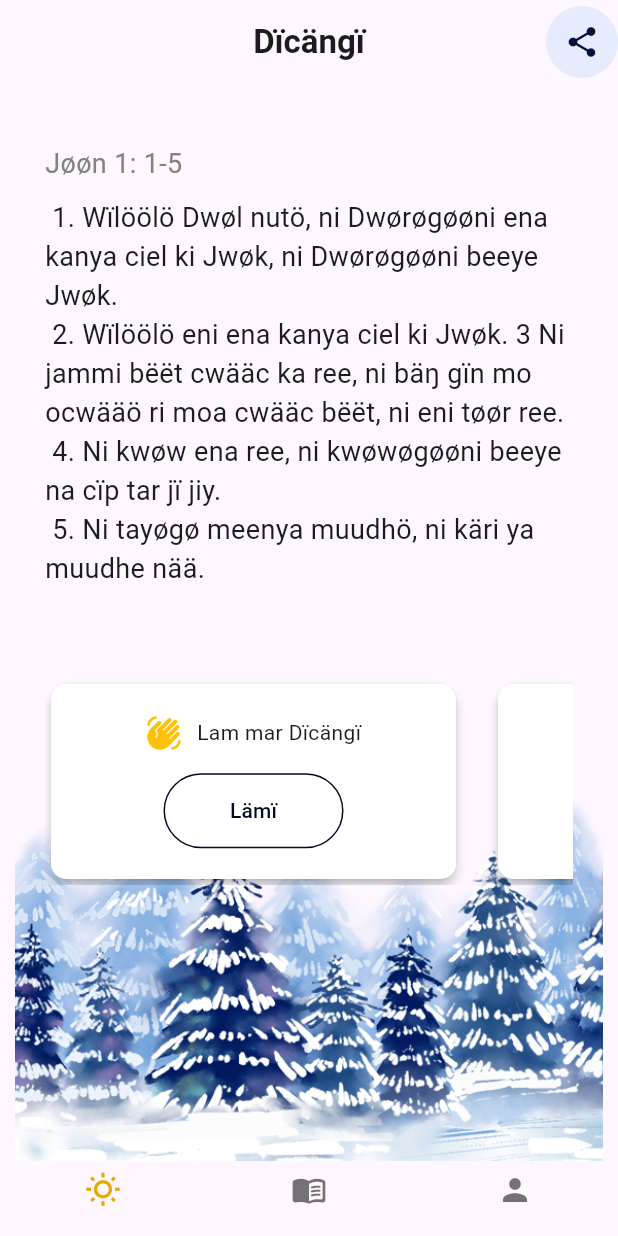
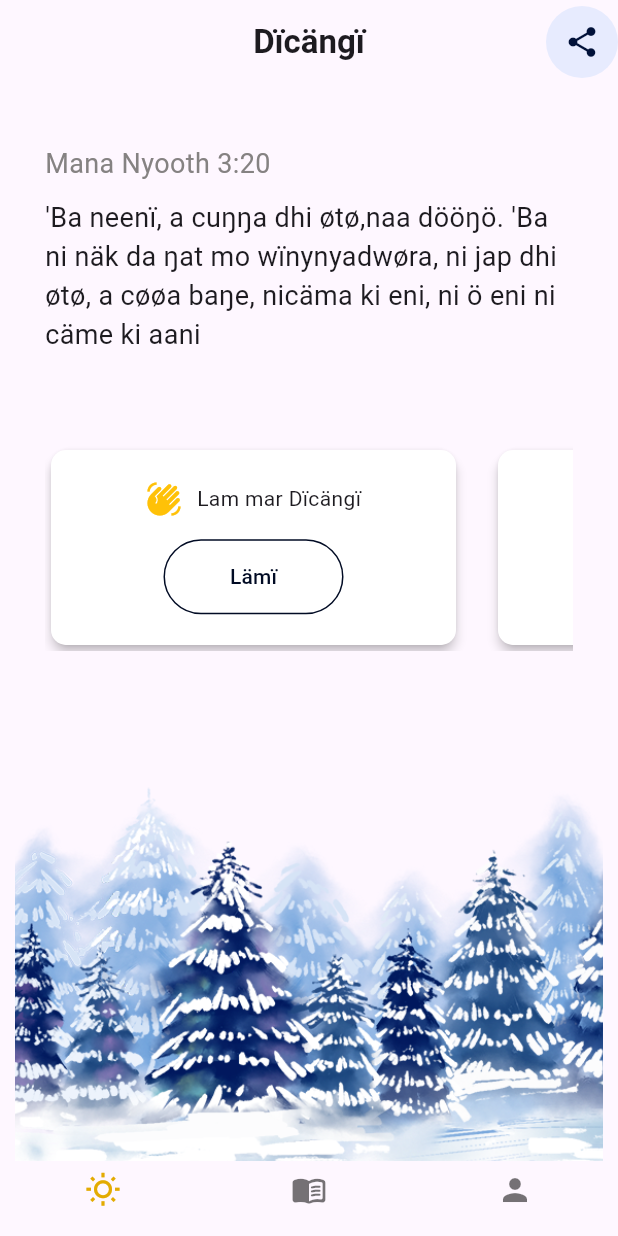
Before and after one commit to oriemiobang/dha_anywaa_bible, a Flutter app: the screen it shows after launch, after a tap on the "share" icon, on a phone screen of 412 x 824 dp. Run offline on Flutter 3.47's test engine with Material 3 defaults, Android fonts, the phone set to English and light mode, and no system bars; our stand-ins replace share_plus, shared_preferences, sqflite; missing offline and left inert: dart:ffi, workmanager; accounts and stored records are empty; statements that could not run were skipped.

Commit message:
daily text index

```diff
--- a/lib/HomePage.dart
+++ b/lib/HomePage.dart
@@ -12,6 +12,7 @@ import 'dart:ui';
 // import 'package:share/share.dart';
 
 import 'package:flutter/rendering.dart';
+import 'package:share_plus/share_plus.dart';
 // import 'package:share_plus/share_plus.dart';
 
 class HomePage extends StatefulWidget {
@@ -90,12 +91,11 @@ class _MyHomePageState extends State<HomePage> {
                     borderRadius: BorderRadius.circular(50)),
                 child: IconButton(
                   onPressed: () async {
-                    // setState(() async{
-                    // await Share.share('Hello there');
-                    // Share.share(
-                    // 'Check out my website [here](https://example.com)',
-                    // subject: 'Interesting Link');
-                    // });
+                    try {
+                      await Share.share('Hello there', subject: 'any subject');
+                    } catch (e) {
+                      print('yeah an error: $e');
+                    }
                   },
                   icon: Icon(
                     Icons.share,
--- /dev/null
+++ b/lib/classes/SQLHelper.dart
@@ -0,0 +1,58 @@
+// import 'package:flutter/foundation.dart';
+import 'package:flutter/foundation.dart';
+import 'package:sqflite/sqflite.dart' as sql;
+
+class SQLHelper {
+  static Future<void> createTable(sql.Database database) async {
+    await database.execute("""CREATE TABLE items(
+      id INTEGER PRIMARY KEY AUTOINCREMENT NOT NULL,
+      counter INTEGER
+    );
+""");
+  }
+
+  static Future<sql.Database> db() async {
+    return sql.openDatabase('mydb.db', version: 1,
+        onCreate: (sql.Database database, int version) async {
+      await createTable(database);
+    });
+  }
+
+  static Future<int> createItem(int counter) async {
+    final db = await SQLHelper.db();
+    final data = {'counter': counter};
+    final id = await db.insert('items', data,
+        conflictAlgorithm: sql.ConflictAlgorithm.replace);
+    return id;
+  }
+
+  static Future<List<Map<String, dynamic>>> getItems() async {
+    final db = await SQLHelper.db();
+    return await db.query('items', orderBy: 'id');
+  }
+
+  static Future<List<Map<String, dynamic>>> getItem(int id) async {
+    final db = await SQLHelper.db();
+    return await db.query('items', where: 'id = ?', whereArgs: [id], limit: 1);
+  }
+
+  static Future<int> updateItem(int id, int counter) async {
+    final db = await SQLHelper.db();
+    final data = {
+      'counter': counter,
+    };
+
+    final result =
+        await db.update('items', data, where: 'id = ?', whereArgs: [id]);
+    return result;
+  }
+
+  static Future<void> deleteItem(int id) async {
+    final db = await SQLHelper.db();
+    try {
+      await db.delete('items', where: 'id =?', whereArgs: [id]);
+    } catch (err) {
+      debugPrint('something went wrong when deleting an item: $err');
+    }
+  }
+}
--- /dev/null
+++ b/lib/classes/dailyText.dart
@@ -0,0 +1,166 @@
+// ignore_for_file: public_member_api_docs, sort_constructors_first
+import 'dart:ffi';
+
+import 'package:flutter/material.dart';
+import 'package:shared_preferences/shared_preferences.dart';
+
+class DailyVerse {
+  late int _currentIndex = 0;
+  late SharedPreferences indexStorage;
+
+  // init() {
+  //   // indexStorage = await SharedPreferences.getInstance();
+  //   _currentIndex = indexStorage.getInt('getIndex') ?? 0;
+  //   print('say someting $_currentIndex');
+  // }
+
+  // Future<void> _loadCurrentIndex() async {
+  //   SharedPreferences prefs = await SharedPreferences.getInstance();
+  //   _currentIndex = prefs.getInt('daily_text_index') ?? 0;
+  // }
+
+  // DailyVerse(
+  //   this._dailyVerseIndex,
+  // );
+
+  incrementIndex() async {
+    indexStorage = await SharedPreferences.getInstance();
+    // SharedPreferences prefs = await SharedPreferences.getInstance();
+    _currentIndex = indexStorage.getInt('getIndex') ?? 0;
+    _currentIndex = (_currentIndex + 1) % dailyVerseList.length;
+    print('insider class index: $_currentIndex');
+    indexStorage.setInt('getIndex', _currentIndex);
+  }
+
+  int get getIndex => _currentIndex;
+  // void setIndex(index) => _dailyVerseIndex = index;
+  var dailyVerseList = [
+    //  ø     ö     ï    ë  ä
+    {
+      "shortText": "Yïnu cwøl jwøki",
+      "verse": "Mana Nyooth 3:20",
+      "text": "'Ba neenï, a cuŋŋa dhi øtø,"
+          "naa dööŋö. 'Ba ni näk da ŋat mo wïnynya"
+          "dwøra, ni jap dhi øtø, a cøøa baŋe, ni"
+          "cäma ki eni, ni ö eni ni cäme ki aani"
+    },
+    {
+      "shortText": "Jwøk mëër ki ïnï",
+      "verse": "Mana Nyooth 3:21",
+      "text": "'Ba ŋato böödö, owëëga pïïn piny"
+          "bäät wälla, keda mara na bööda, ni pïïa"
+          "kanya ciel ki Wära bäät wälle."
+    },
+    //  ø     ö     ï    ë  ä
+    {
+      "shortText": "Jwøk mëër ki ïnï",
+      "verse": 'Jøøn 1: 1-5',
+      "text": " 1. Wïlöölö Dwøl nutö, ni Dwørøgøøni ena"
+          " kanya ciel ki Jwøk, ni Dwørøgøøni"
+          " beeye Jwøk.\n 2. Wïlöölö eni ena kanya"
+          " ciel ki Jwøk. 3 Ni jammi bëët cwääc"
+          " ka ree, ni bäŋ gïn mo ocwääö ri moa"
+          " cwääc bëët, ni eni tøør ree.\n 4. Ni kwøw"
+          " ena ree, ni kwøwøgøøni beeye na cïp"
+          " tar jï jiy.\n 5. Ni tayøgø meenya muudhö,"
+          " ni käri ya muudhe nää.",
+    },
+    {
+      "shortText": "Yïnu cwøl jwøki",
+      "verse": "Aydheea 41:10",
+      "text": "Kärï lwäyö, kiper a nut buutï,"
+          "ni ba bwøk cwïnyï, kiper aana"
+          "Jwøk marï."
+          "Ï tïïa tïïö niï teek, ni kønya ïïni,"
+          "ni jøla ïïni ki cer"
+    },
+    {
+      "shortText": "Jwøk mëër ki ïnï",
+      "verse": "Jøøn 16:33",
+      "text": "Man en a caana jïïu, nee bëët-mëër nee"
+          "jootu baŋa. Uuni, gïï mo leth ojwørru"
+          "yi pinyi en. 'Ba magu cwïnynyu, kiper"
+          "piny yaa nø böötö."
+    },
+    {
+      "shortText": "Yïnu cwøl jwøki",
+      "verse": "Pilipay 4:6-7",
+      "text": "6 Kär dee gïn lääŋŋu ki cwïnynyu, 'ba"
+          "ki yïth jammi bëët, gïn wäro manynyu"
+          "wäru pëënynyu ki Jwøk nou lämö, nou"
+          "kwaya eni, nou dwøga met ec baŋe.\n"
+          "7 'Ba leec cwïny man wø cïp Jwøki, na"
+          "näk ba løny ki par, cwïnynyu ogwøe"
+          "ka acaayu ki ri Krictø Jecu."
+    },
+    {
+      "shortText": "Jwøk mëër ki ïnï",
+      "verse": "Mana Nyooth 21:4",
+      "text": "Ba Jwøk ki dëëre obëëdö ki geni,\n 4 ni"
+          "pooc pï nyeŋge bëët, ni ö thøøe ni bäŋe"
+          "gø këët. Ni bäŋ kïmmö, wala oduuru"
+          "mo di gøø, wala rääm këët. Kiper japa"
+          "dïkwøŋ oaay.»"
+    },
+    // {
+    //   "shortText": "Yïnu cwøl jwøki",
+    //   "verse": "1 Piter 5:6-7",
+    //   "text": "6 Kiper manøgønø, døøyu dëëtu mo"
+    //       "mwöl nou ena cer Jwøk na teek, kiper"
+    //       "nee u røønye kanya näk kare.\n 7 Cïbu"
+    //       "gïï wø pär cwïnynyu ki geni cere,"
+    //       "kiper eni lääŋŋa uuni"
+    // },
+    // {
+    //   "shortText": "Jwøk mëër ki ïnï",
+    //   "verse": "Pilipay 2:3-4",
+    //   "text": "atöör, 'ba beerra man caarru"
+    //       "gïr jiy møga, ni beyø geni ki uuni, nou"
+    //       "mwöl.\n 4 'Ba kär dee ŋat ŋäc dëëre keere."
+    //       "'Ba uuni, beerra man ŋäyu jiy møga"
+    //       "thuwø."
+    // },
+    // {
+    //   "shortText": "Yïnu cwøl jwøki",
+    //   "verse": "Röm 8:28",
+    //   "text": "'Ba ŋääø ni Jwøk tïïö ri jammi bëët"
+    //       "nee bëënyge jï jøw wø mëër ki eni, jøøa"
+    //       "näk ee cwølø keda mana manynye."
+    // },
+    // {
+    //   "shortText": "Jwøk mëër ki ïnï",
+    //   "verse": "Jøcua 1:9",
+    //   "text": "9 Ennø, a köömma"
+    //       "ïïni. Mak riï ni bëëdï niï teek; ni ba"
+    //       "bwøk cwïnyï ni ba lwäyï, kiper a na"
+    //       "Wuuö Jwøk na näk Jwøk marï, a ena"
+    //       "buutï kany wø ciï yie jaak."
+    // },
+    // {
+    //   "shortText": "Yïnu cwøl jwøki",
+    //   "verse": "Mathiew 6:31-34",
+    //   "text": "31 Kiper manøgønø, kär"
+    //       "dee gïn lääŋŋu, nou köö, na ‹?Agïnaŋø"
+    //       "noo camø?› Nou köö, na ‹?Agïnaŋø noo"
+    //       "maadhø?› Nou köö, na ‹?Agïnaŋø noo"
+    //       "røø dëëtø?›\n 32 Kiper gïïögø bëët cac"
+    //       "juurre cayø. 'Ba Wääu ni en maal ŋääe"
+    //       "nou can ki gïïögø bëët.\n 33 'Ba kwøŋu buc"
+    //       "Jwøk ki beeny Jwøk cayø. Køøre nø,"
+    //       "gïïögø bëët owëëk uuni thuwø.\n"
+    //       "34 «Kiper manøgønø, kär dee gïn"
+    //       "lääŋŋu kiper diøø. Kiper diøø dëëre"
+    //       "olääŋŋe keere. Cäŋ man nø da moe."
+    // },
+
+    // {
+    //   "shortText": "Jwøk mëër ki ïnï",
+    //   "verse": "Röm 15:13",
+    //   "text": "13 'Ba Jwøk ni wø cïp ŋäädhe, cwïnynyu"
+    //       "opääŋe ki met ec mo päl ki mëër ki"
+    //       "køør mana jïëyu, kiper nee ŋäädhe"
+    //       "maru pälle ki køør teek Jwïëc Jwøk"
+    //       "na en kur keere"
+    // },
+  ];
+}
--- a/lib/daily_text.dart
+++ b/lib/daily_text.dart
@@ -1,6 +1,12 @@
+import 'package:dha_anywaa_bible/classes/SQLHelper.dart';
+import 'package:dha_anywaa_bible/classes/dailyText.dart';
+// import 'package:dha_anywaa_bible/main.dart';
 import 'package:dha_anywaa_bible/pray.dart';
 import 'package:dha_anywaa_bible/theme/theme_provider.dart';
 import 'package:flutter/material.dart';
+import 'package:share_plus/share_plus.dart';
+// import 'package:shared_preferences/shared_preferences.dart';
+// import 'package:workmanager/workmanager.dart';
 
 class DailyText extends StatefulWidget {
   const DailyText({super.key});
@@ -13,11 +19,18 @@ class _DailyTextState extends State<DailyText>
     with SingleTickerProviderStateMixin {
   late AnimationController _controller;
   late Animation _opacity;
-  CurvedAnimation? _curvedAnimation;
+
+  int myIndex = 3;
+  // CurvedAnimation? _curvedAnimation;
 
   @override
   void initState() {
+    // _addItem();
+    // _referesher();
+    // print('db length ${_items.length}');
+    // myManager();
     super.initState();
+    _getItem();
     _controller =
         AnimationController(vsync: this, duration: Duration(seconds: 7));
 
@@ -38,137 +51,65 @@ class _DailyTextState extends State<DailyText>
 
   UiProvider provider = UiProvider();
 
-  var dailyVerse = [
-    //  ø     ö     ï    ë  ä
-    {
-      "shortText": "Yïnu cwøl jwøki",
-      "verse": "Mana Nyooth 3:20",
-      "text": "'Ba neenï, a cuŋŋa dhi øtø,"
-          "naa dööŋö. 'Ba ni näk da ŋat mo wïnynya"
-          "dwøra, ni jap dhi øtø, a cøøa baŋe, ni"
-          "cäma ki eni, ni ö eni ni cäme ki aani"
-    },
-    {
-      "shortText": "Jwøk mëër ki ïnï",
-      "verse": "Mana Nyooth 3:21",
-      "text": "'Ba ŋato böödö, owëëga pïïn piny"
-          "bäät wälla, keda mara na bööda, ni pïïa"
-          "kanya ciel ki Wära bäät wälle."
-    },
-    //  ø     ö     ï    ë  ä
-    {
-      "shortText": "Jwøk mëër ki ïnï",
-      "verse": 'Jøøn 1: 1-5',
-      "text": " 1. Wïlöölö Dwøl nutö, ni Dwørøgøøni ena"
-          " kanya ciel ki Jwøk, ni Dwørøgøøni"
-          " beeye Jwøk.\n 2. Wïlöölö eni ena kanya"
-          " ciel ki Jwøk. 3 Ni jammi bëët cwääc"
-          " ka ree, ni bäŋ gïn mo ocwääö ri moa"
-          " cwääc bëët, ni eni tøør ree.\n 4. Ni kwøw"
-          " ena ree, ni kwøwøgøøni beeye na cïp"
-          " tar jï jiy.\n 5. Ni tayøgø meenya muudhö,"
-          " ni käri ya muudhe nää.",
-    },
-    {
-      "shortText": "Yïnu cwøl jwøki",
-      "verse": "Aydheea 41:10",
-      "text": "Kärï lwäyö, kiper a nut buutï,"
-          "ni ba bwøk cwïnyï, kiper aana"
-          "Jwøk marï."
-          "Ï tïïa tïïö niï teek, ni kønya ïïni,"
-          "ni jøla ïïni ki cer"
-    },
-    {
-      "shortText": "Jwøk mëër ki ïnï",
-      "verse": "Jøøn 16:33",
-      "text": "Man en a caana jïïu, nee bëët-mëër nee"
-          "jootu baŋa. Uuni, gïï mo leth ojwørru"
-          "yi pinyi en. 'Ba magu cwïnynyu, kiper"
-          "piny yaa nø böötö."
-    },
-    {
-      "shortText": "Yïnu cwøl jwøki",
-      "verse": "Pilipay 4:6-7",
-      "text": "6 Kär dee gïn lääŋŋu ki cwïnynyu, 'ba"
-          "ki yïth jammi bëët, gïn wäro manynyu"
-          "wäru pëënynyu ki Jwøk nou lämö, nou"
-          "kwaya eni, nou dwøga met ec baŋe.\n"
-          "7 'Ba leec cwïny man wø cïp Jwøki, na"
-          "näk ba løny ki par, cwïnynyu ogwøe"
-          "ka acaayu ki ri Krictø Jecu."
-    },
-    {
-      "shortText": "Jwøk mëër ki ïnï",
-      "verse": "Mana Nyooth 21:4",
-      "text": "Ba Jwøk ki dëëre obëëdö ki geni,\n 4 ni"
-          "pooc pï nyeŋge bëët, ni ö thøøe ni bäŋe"
-          "gø këët. Ni bäŋ kïmmö, wala oduuru"
-          "mo di gøø, wala rääm këët. Kiper japa"
-          "dïkwøŋ oaay.»"
-    },
-    {
-      "shortText": "Yïnu cwøl jwøki",
-      "verse": "1 Piter 5:6-7",
-      "text": "6 Kiper manøgønø, døøyu dëëtu mo"
-          "mwöl nou ena cer Jwøk na teek, kiper"
-          "nee u røønye kanya näk kare.\n 7 Cïbu"
-          "gïï wø pär cwïnynyu ki geni cere,"
-          "kiper eni lääŋŋa uuni"
-    },
-    {
-      "shortText": "Jwøk mëër ki ïnï",
-      "verse": "Pilipay 2:3-4",
-      "text": "atöör, 'ba beerra man caarru"
-          "gïr jiy møga, ni beyø geni ki uuni, nou"
-          "mwöl.\n 4 'Ba kär dee ŋat ŋäc dëëre keere."
-          "'Ba uuni, beerra man ŋäyu jiy møga"
-          "thuwø."
-    },
-    {
-      "shortText": "Yïnu cwøl jwøki",
-      "verse": "Röm 8:28",
-      "text": "'Ba ŋääø ni Jwøk tïïö ri jammi bëët"
-          "nee bëënyge jï jøw wø mëër ki eni, jøøa"
-          "näk ee cwølø keda mana manynye."
-    },
-    {
-      "shortText": "Jwøk mëër ki ïnï",
-      "verse": "Jøcua 1:9",
-      "text": "9 Ennø, a köömma"
-          "ïïni. Mak riï ni bëëdï niï teek; ni ba"
-          "bwøk cwïnyï ni ba lwäyï, kiper a na"
-          "Wuuö Jwøk na näk Jwøk marï, a ena"
-          "buutï kany wø ciï yie jaak."
-    },
-    {
-      "shortText": "Yïnu cwøl jwøki",
-      "verse": "Mathiew 6:31-34",
-      "text": "31 Kiper manøgønø, kär"
-          "dee gïn lääŋŋu, nou köö, na ‹?Agïnaŋø"
-          "noo camø?› Nou köö, na ‹?Agïnaŋø noo"
-          "maadhø?› Nou köö, na ‹?Agïnaŋø noo"
-          "røø dëëtø?›\n 32 Kiper gïïögø bëët cac"
-          "juurre cayø. 'Ba Wääu ni en maal ŋääe"
-          "nou can ki gïïögø bëët.\n 33 'Ba kwøŋu buc"
-          "Jwøk ki beeny Jwøk cayø. Køøre nø,"
-          "gïïögø bëët owëëk uuni thuwø.\n"
-          "34 «Kiper manøgønø, kär dee gïn"
-          "lääŋŋu kiper diøø. Kiper diøø dëëre"
-          "olääŋŋe keere. Cäŋ man nø da moe."
-    },
+  DailyVerse dailyText = DailyVerse();
 
-    {
-      "shortText": "Jwøk mëër ki ïnï",
-      "verse": "Röm 15:13",
-      "text": "13 'Ba Jwøk ni wø cïp ŋäädhe, cwïnynyu"
-          "opääŋe ki met ec mo päl ki mëër ki"
-          "køør mana jïëyu, kiper nee ŋäädhe"
-          "maru pälle ki køør teek Jwïëc Jwøk"
-          "na en kur keere"
-    },
-  ];
+  String currentText = "";
+  String currentVerse = "";
+  String currentShortText = "";
+
+  // late int currentIndex;
+  Future<int> _getItem() async {
+    final items = await SQLHelper.getItems();
+    if (items.isEmpty) {
+      _addItem();
+      print('there is an issue');
+    }
+
+    final item = await SQLHelper.getItem(1);
+
+    print('inner index: $item');
+    return item[0]['counter'];
+  }
+
+  Future<void> _addItem() async {
+    await SQLHelper.createItem(0);
+    final items = await SQLHelper.getItems();
+    print(' items: $items');
+  }
+
+  // void _referesher() async {
+  //   final item = await SQLHelper.getItem(2);
+  //   final items = await SQLHelper.getItems();
+  //   print('$items');
+  //   print(' the item ${item[0]['counter']}');
+
+  //   myIndex = item[0]['counter'];
+  //   SQLHelper.updateItem(1, 3);
+  // }
+
+  void info() async {
+    try {
+      // print('object');
+      // await SQLHelper.updateItem(1, 0);
+      // print('anoher obeject');
+
+      int myIndex = await _getItem();
+      // print('third object');
+
+      print('my index: $myIndex');
+      currentText = dailyText.dailyVerseList[myIndex]['text']!;
+      // print(' blala ${currentText}');
+      currentVerse = dailyText.dailyVerseList[myIndex]['verse']!;
+      currentShortText = dailyText.dailyVerseList[myIndex]['shortText']!;
+    } catch (e) {
+      print('error: $e');
+    }
+  }
+
   @override
-  Widget build(BuildContext context) {
+  build(BuildContext context) {
+    info();
+
     Brightness currentTheme = Theme.of(context).brightness;
     return Container(
         height: MediaQuery.of(context).size.height,
@@ -196,7 +137,7 @@ class _DailyTextState extends State<DailyText>
                             crossAxisAlignment: CrossAxisAlignment.start,
                             children: [
                               Text(
-                                _opacity.value < 0.5 ? " " : 'Jøøn 1: 1-5',
+                                _opacity.value < 0.5 ? " " : '$currentVerse',
                                 style: TextStyle(
                                     color: Color.fromARGB(255, 133, 130, 130),
                                     fontSize: 18),
@@ -206,16 +147,8 @@ class _DailyTextState extends State<DailyText>
                               ),
                               Text(
                                 _opacity.value < 0.5
-                                    ? "Jwøk mëër ki ïnï"
-                                    : " 1. Wïlöölö Dwøl nutö, ni Dwørøgøøni ena"
-                                        " kanya ciel ki Jwøk, ni Dwørøgøøni"
-                                        " beeye Jwøk.\n 2. Wïlöölö eni ena kanya"
-                                        " ciel ki Jwøk. 3 Ni jammi bëët cwääc"
-                                        " ka ree, ni bäŋ gïn mo ocwääö ri moa"
-                                        " cwääc bëët, ni eni tøør ree.\n 4. Ni kwøw"
-                                        " ena ree, ni kwøwøgøøni beeye na cïp"
-                                        " tar jï jiy.\n 5. Ni tayøgø meenya muudhö,"
-                                        " ni käri ya muudhe nää.",
+                                    ? currentShortText
+                                    : currentText,
                                 style: TextStyle(fontSize: 18),
                               ),
                             ],
@@ -442,7 +375,10 @@ class _DailyTextState extends State<DailyText>
                                               ),
                                             ),
                                             child: TextButton(
-                                                onPressed: () {},
+                                                onPressed: () {
+                                                  Share.share(
+                                                      '$currentVerse \n $currentText');
+                                                },
                                                 child: Text(
                                                   'Kwaayi',
                                                   style: TextStyle(
--- a/lib/main.dart
+++ b/lib/main.dart
@@ -1,19 +1,80 @@
 // ignore_for_file: prefer_const_literals_to_create_immutables, prefer_const_constructors
 
+// import 'package:dha_anywaa_bible/pray.dart';
+import 'package:dha_anywaa_bible/classes/SQLHelper.dart';
+import 'package:dha_anywaa_bible/classes/dailyText.dart';
 import 'package:dha_anywaa_bible/theme/theme_provider.dart';
 import 'package:flutter/material.dart';
+// import 'package:flutter/services.dart';
 import 'package:provider/provider.dart';
+import 'package:workmanager/workmanager.dart';
 import 'HomePage.dart';
+
+DailyVerse dailyVerse = DailyVerse();
+int currentIndex = 0;
+
+Future<void> _updateItem(int counter) async {
+  final items = await SQLHelper.getItems();
+  if (items.isNotEmpty) {
+    await SQLHelper.updateItem(1, counter);
+    print('list is empty');
+  }
+
+  print('is items empty?: ${items.isEmpty}');
+}
+
+void getItem() async {
+  final items = await SQLHelper.getItems();
+  if (items.isNotEmpty) {
+    final item = await SQLHelper.getItem(1);
+    currentIndex = item[0]['counter'];
+  }
+
+  print('is items empty??: ${items.isEmpty}');
+}
+
+void callbackDispatcher() {
+  Workmanager().executeTask((taskName, inputData) async {
+    getItem();
+    currentIndex = (currentIndex + 1) % dailyVerse.dailyVerseList.length;
+    await _updateItem(currentIndex);
+    print('index: $currentIndex');
+    print('task executed: $taskName');
+    return Future.value(true);
+  });
+}
 
 void main() {
   WidgetsFlutterBinding.ensureInitialized();
+  Workmanager().initialize(callbackDispatcher);
   runApp(
     const MyApp(),
   );
 }
 
-class MyApp extends StatelessWidget {
+class MyApp extends StatefulWidget {
   const MyApp({super.key});
+
+  @override
+  State<MyApp> createState() => _MyAppState();
+}
+
+class _MyAppState extends State<MyApp> {
+  @override
+  void initState() {
+    // TODO: implement initState
+    super.initState();
+    Workmanager().registerPeriodicTask('uniqueName', 'taskName',
+        frequency: Duration(minutes: 15),
+        constraints: Constraints(networkType: NetworkType.not_required));
+    // myManager();
+  }
+
+  // void myManager() async {
+  //   await Workmanager().registerPeriodicTask(
+  //       '${DateTime.now().hour}', 'taskname',
+  //       constraints: Constraints(networkType: NetworkType.not_required));
+  // }
 
   // This widget is the root of your application.
   @override
--- a/lib/theme/theme_provider.dart
+++ b/lib/theme/theme_provider.dart
@@ -3,9 +3,11 @@ import 'package:shared_preferences/shared_preferences.dart';
 
 class UiProvider extends ChangeNotifier {
   bool _isDark = false;
+  // int _currentIndex = 0;
   bool get isDark => _isDark;
 
   late SharedPreferences storage;
+  // late SharedPreferences indexStorage;
 
   changeTheme() {
     _isDark = !isDark;
```
Also changed, not shown: lib/pray.dart (+35 -39 lines), pubspec.yaml (+6 -4 lines), pubspec.lock, 6 other files.
